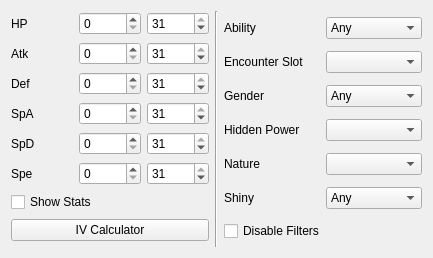
Old version of the form Source/Form/Controls/Filter.ui in the repository Admiral-Fish/PokeFinder.
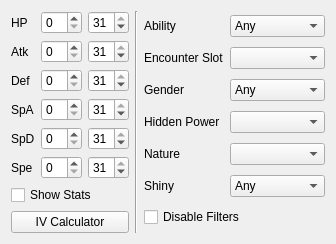
New version of the form. Custom widgets are drawn as their Qt base class.

Patch:
```diff
--- a/Source/Form/Controls/Filter.ui
+++ b/Source/Form/Controls/Filter.ui
@@ -6,8 +6,8 @@
    <rect>
     <x>0</x>
     <y>0</y>
-    <width>433</width>
-    <height>258</height>
+    <width>306</width>
+    <height>238</height>
    </rect>
   </property>
   <layout class="QHBoxLayout" name="horizontalLayout">
```
